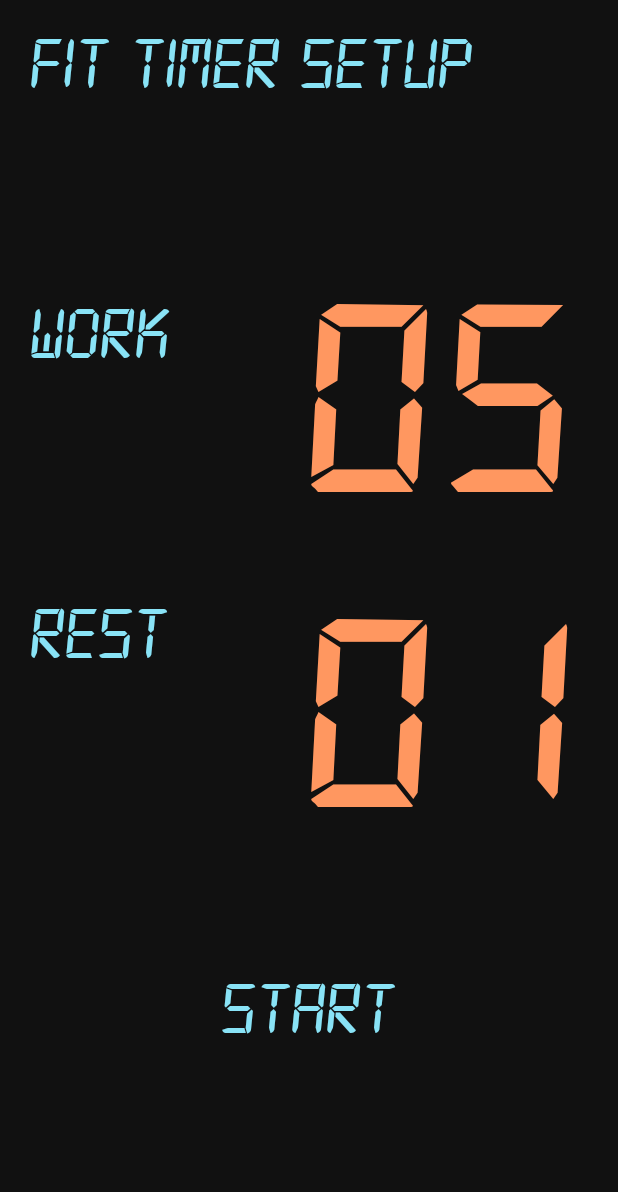
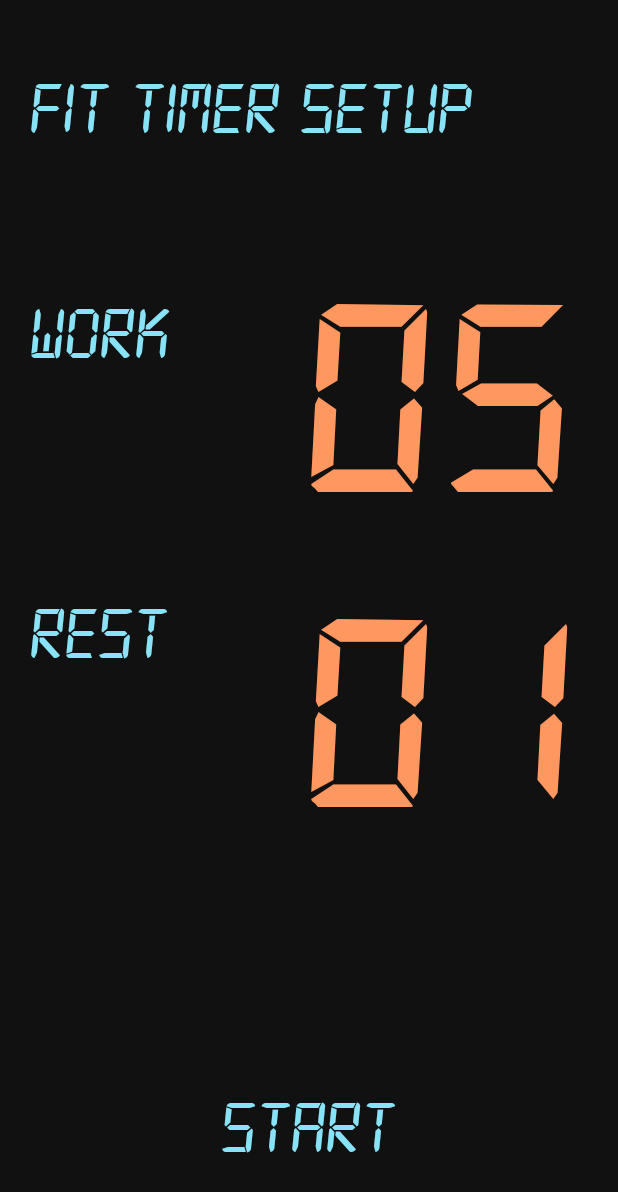
Before and after one commit to nickxiu27/Fitimer, an Android app: the fragment FitTimerImpl shown on its own in the app's theme, on a phone screen of 412 x 824 dp. Shown: the top 1192 px of the screen. Run offline under Robolectric (Android 15) with nearby library versions, the phone set to English and light mode, and no system bars.

Commit message:
More polish  - Rearranged text alignments in Fit Timer set up page.  - Added ripple effect on fit timer.  - Set up status bar color.  - Fixed the timer texts when resetting fit timer.  -

```diff
--- a/app/src/main/java/com/nickxiu/fitimer/FitTimerImpl.java
+++ b/app/src/main/java/com/nickxiu/fitimer/FitTimerImpl.java
@@ -24,9 +24,8 @@ import static android.view.MotionEvent.ACTION_MOVE;
 public class FitTimerImpl extends Fragment implements BaseTimerInterface {
     private static final String TAG = "FitTimerImpl";
     private static final int UNIT = 60;
-    private static final int FAST_FORWARD_RATIO = 10;
+    private static final int FAST_FORWARD_RATIO = 1;
 
-    private Context context;
     private ViewGroup viewGroup;
     private TextView minuteTextView;
     private TextView secondTextView;
@@ -54,10 +53,6 @@ public class FitTimerImpl extends Fragment implements BaseTimerInterface {
     private float startingY = 0.0f;
     private int setupWorkMinutes;
     private int setupRestMinutes;
-
-    public void setContext(Context context) {
-        this.context = context;
-    }
 
     @Override
     public void onCreate(@Nullable Bundle savedInstanceState) {
@@ -182,7 +177,8 @@ public class FitTimerImpl extends Fragment implements BaseTimerInterface {
                     }
                 }).start();
 
-
+        minuteTextView.setText(String.format(Locale.US, "%02d", workTimeSeconds / UNIT));
+        secondTextView.setText(String.format(Locale.US, "%02d", restTimeSeconds / UNIT));
         linkSetupPageEventTrackers();
 
         isSetup = true;
--- a/app/src/main/java/com/nickxiu/fitimer/MainActivity.java
+++ b/app/src/main/java/com/nickxiu/fitimer/MainActivity.java
@@ -60,7 +60,6 @@ public class MainActivity extends AppCompatActivity implements LandingPage.OnCli
         }
         if (fragment instanceof FitTimerImpl) {
             FitTimerImpl fitTimerImpl = (FitTimerImpl) fragment;
-            fitTimerImpl.setContext(this);
         }
     }
 
--- a/app/src/main/res/layout/fit_timer_view.xml
+++ b/app/src/main/res/layout/fit_timer_view.xml
@@ -1,5 +1,5 @@
 <?xml version="1.0" encoding="utf-8"?>
-<FrameLayout
+<RelativeLayout
     xmlns:android="http://schemas.android.com/apk/res/android"
     xmlns:app="http://schemas.android.com/apk/res-auto"
     android:id="@+id/fit_timer_view"
@@ -11,6 +11,7 @@
         android:layout_width="match_parent"
         android:layout_height="match_parent"
         android:background="@color/colorBackground"
+        android:foreground="@drawable/fullscreen_ripple"
         android:orientation="vertical">
 
         <TextView
@@ -40,11 +41,12 @@
         android:id="@+id/title_text_view"
         android:layout_width="wrap_content"
         android:layout_height="wrap_content"
-        android:layout_marginTop="20dp"
+        android:layout_marginTop="50dp"
         android:layout_marginLeft="20dp"
+        android:layout_alignParentTop="true"
         android:fontFamily="@font/digital_7"
         android:text="@string/fit_timer_title"
-        android:textColor="@color/colorSetup"
+        android:textColor="@color/colorAccent"
         android:textSize="50sp"/>
 
     <TextView
@@ -55,7 +57,7 @@
         android:layout_marginLeft="20dp"
         android:fontFamily="@font/digital_7"
         android:text="@string/fit_timer_work"
-        android:textColor="@color/colorSetup"
+        android:textColor="@color/colorAccent"
         android:textSize="50sp"/>
 
     <TextView
@@ -66,17 +68,18 @@
         android:layout_marginLeft="20dp"
         android:fontFamily="@font/digital_7"
         android:text="@string/fit_timer_rest"
-        android:textColor="@color/colorSetup"
+        android:textColor="@color/colorAccent"
         android:textSize="50sp"/>
 
     <TextView
         android:id="@+id/start_button_text_view"
         android:layout_width="wrap_content"
         android:layout_height="wrap_content"
-        android:layout_marginTop="650dp"
+        android:layout_marginBottom="50dp"
         android:fontFamily="@font/digital_7"
-        android:layout_gravity="center_horizontal"
+        android:layout_centerHorizontal="true"
+        android:layout_alignParentBottom="true"
         android:text="@string/fit_timer_start"
-        android:textColor="@color/colorSetup"
+        android:textColor="@color/colorAccent"
         android:textSize="50sp"/>
-</FrameLayout>
+</RelativeLayout >
--- a/app/src/main/res/layout/landing_page_view.xml
+++ b/app/src/main/res/layout/landing_page_view.xml
@@ -14,7 +14,7 @@
         android:lineSpacingMultiplier="1.2"
         android:padding="16dp"
         android:text="I need a"
-        android:textColor="@color/colorSetup"
+        android:textColor="@color/colorAccent"
         android:textSize="100dp" />
 
     <TextView
--- a/app/src/main/res/layout/timer_view.xml
+++ b/app/src/main/res/layout/timer_view.xml
@@ -8,8 +8,6 @@
     android:orientation="vertical"
     android:background="@color/colorBackground"
     android:foreground="@drawable/fullscreen_ripple"
-    android:clickable="true"
-    android:focusable="true"
     android:weightSum="2">
 
     <TextView
--- a/app/src/main/res/values/colors.xml
+++ b/app/src/main/res/values/colors.xml
@@ -1,8 +1,7 @@
 <?xml version="1.0" encoding="utf-8"?>
 <resources>
     <color name="colorPrimary">#ff9760</color>
-    <color name="colorPrimaryDark">#e96d5e</color>
-    <color name="colorSecondary">#ffe69d</color>
-    <color name="colorSetup">#89e3f6</color>
+    <color name="colorPrimaryDark">#111111</color>
+    <color name="colorAccent">#89e3f6</color>
     <color name="colorBackground">#111111</color>
 </resources>
--- a/app/src/main/res/values/styles.xml
+++ b/app/src/main/res/values/styles.xml
@@ -5,7 +5,7 @@
         <!-- Customize your theme here. -->
         <item name="colorPrimary">@color/colorPrimary</item>
         <item name="colorPrimaryDark">@color/colorPrimaryDark</item>
-        <item name="colorAccent">@color/colorSecondary</item>
+        <item name="colorAccent">@color/colorAccent</item>
     </style>
 
 </resources>
```
